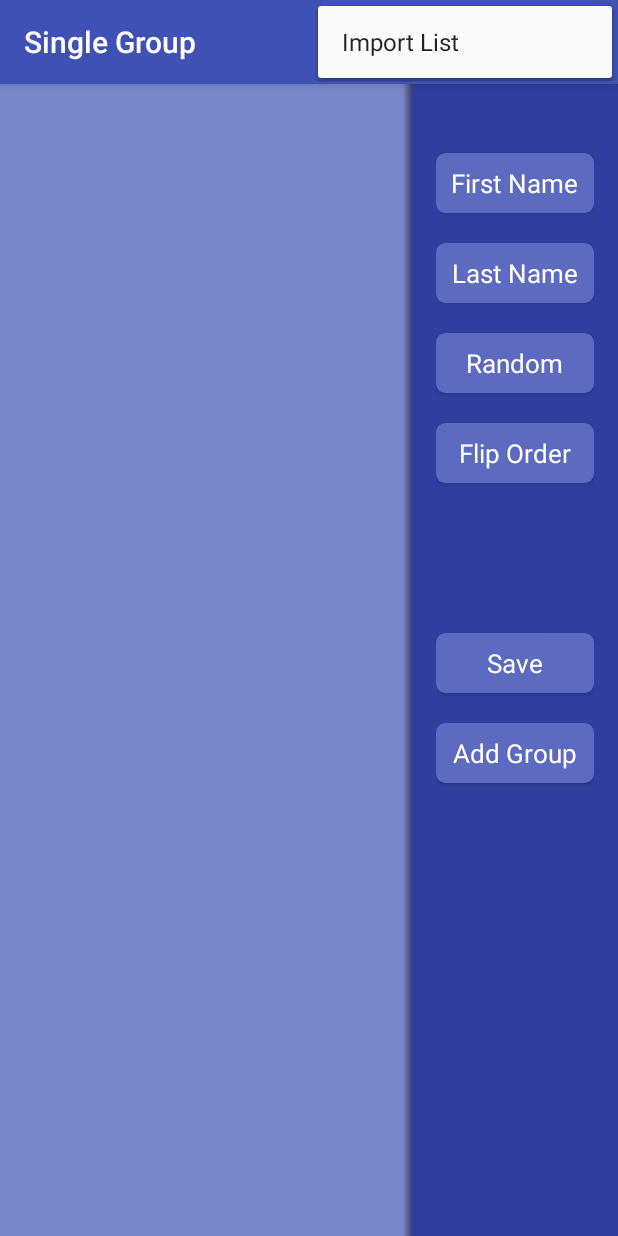
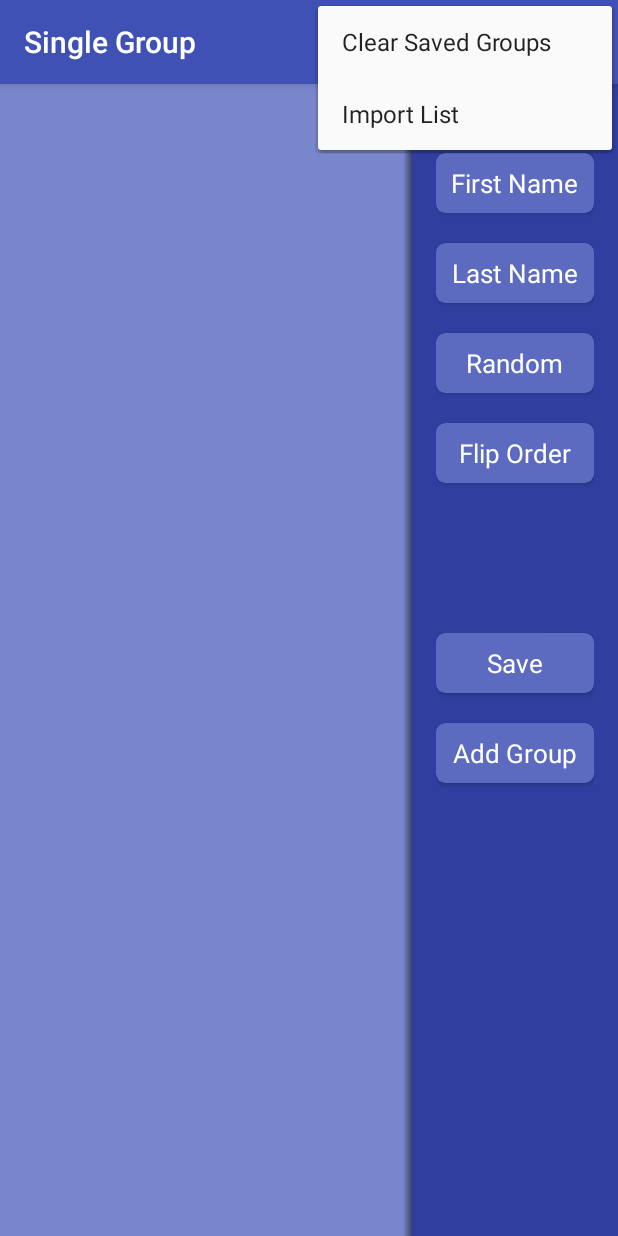
Before and after one commit to TheDroidSmith/Grouply, an Android app: the NameListFragment screen opened directly, with no data from a screen before it, with the options menu open, on a phone screen of 412 x 824 dp. Run offline under Robolectric (Android 15) with nearby library versions, the light colour scheme and no system bars; libraries missing offline, so code that uses them is left out: io.realm; 2 statements that could not run were skipped.

```diff
--- a/app/src/main/java/com/firsttread/grouply/view/adapters/NameListAdapter.java
+++ b/app/src/main/java/com/firsttread/grouply/view/adapters/NameListAdapter.java
@@ -12,8 +12,6 @@ import java.util.ArrayList;
 
 
 public class NameListAdapter extends RecyclerView.Adapter<NameListAdapter.ViewHolder> {
-
-
 
     private ArrayList<CharSequence> names;
 
@@ -33,7 +31,7 @@ public class NameListAdapter extends RecyclerView.Adapter<NameListAdapter.ViewHo
         return names;
     }
 
-    public void setNames(ArrayList<CharSequence> fisrtNames) {
+    public void setNames(ArrayList<CharSequence> names) {
         this.names = names;
     }
 
--- a/app/src/main/res/menu/single_menu.xml
+++ b/app/src/main/res/menu/single_menu.xml
@@ -4,16 +4,16 @@
 
     <item
         android:id="@+id/add_item"
-        android:orderInCategory="100"
+        android:orderInCategory="1"
         android:icon="@drawable/ic_add"
         android:title="@string/action_add"
         app:showAsAction="always"/>
 
     <item
-        android:id="@+id/delete_all_remove_this"
-        android:orderInCategory="100"
-        android:title="Delete"
-        app:showAsAction="always"/>
+        android:id="@+id/clear_groups"
+        android:orderInCategory="99"
+        android:title="@string/action_clear"
+        app:showAsAction="never"/>
 
     <item
         android:id="@+id/import_list"
--- a/app/src/main/res/values/strings.xml
+++ b/app/src/main/res/values/strings.xml
@@ -12,4 +12,5 @@
     <string name="button_first">First Name</string>
     <string name="button_add_group">Add Group</string>
     <string name="add_group_title">Select a Group</string>
+    <string name="action_clear">Clear Saved Groups</string>
 </resources>
```
Also changed, not shown: app/src/main/java/com/firsttread/grouply/presenter/NameListPresenter.java (+38 -12 lines), app/src/main/java/com/firsttread/grouply/view/MainActivity.java (+12 -1 lines), app/src/main/java/com/firsttread/grouply/view/SingleGroup.java (+46 -28 lines), app/src/main/java/com/firsttread/grouply/view/fragments/NameListFragment.java (+13 -33 lines), app/src/main/java/com/firsttread/grouply/view/fragments/SingleControlFragment.java (+4 -26 lines).
